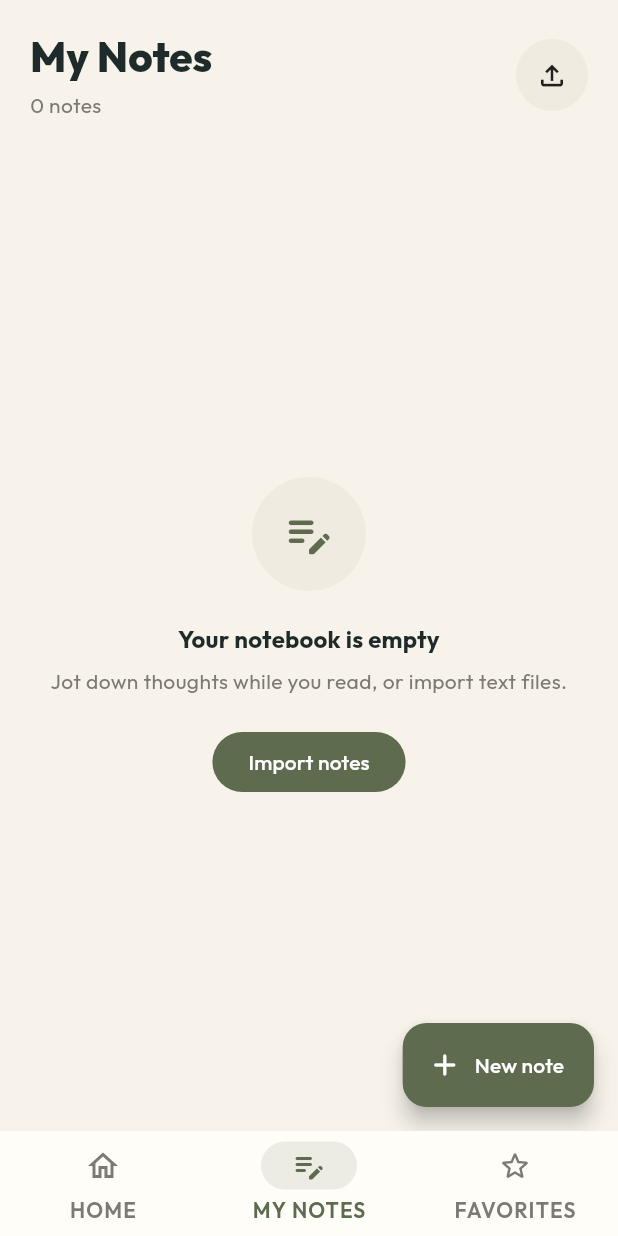
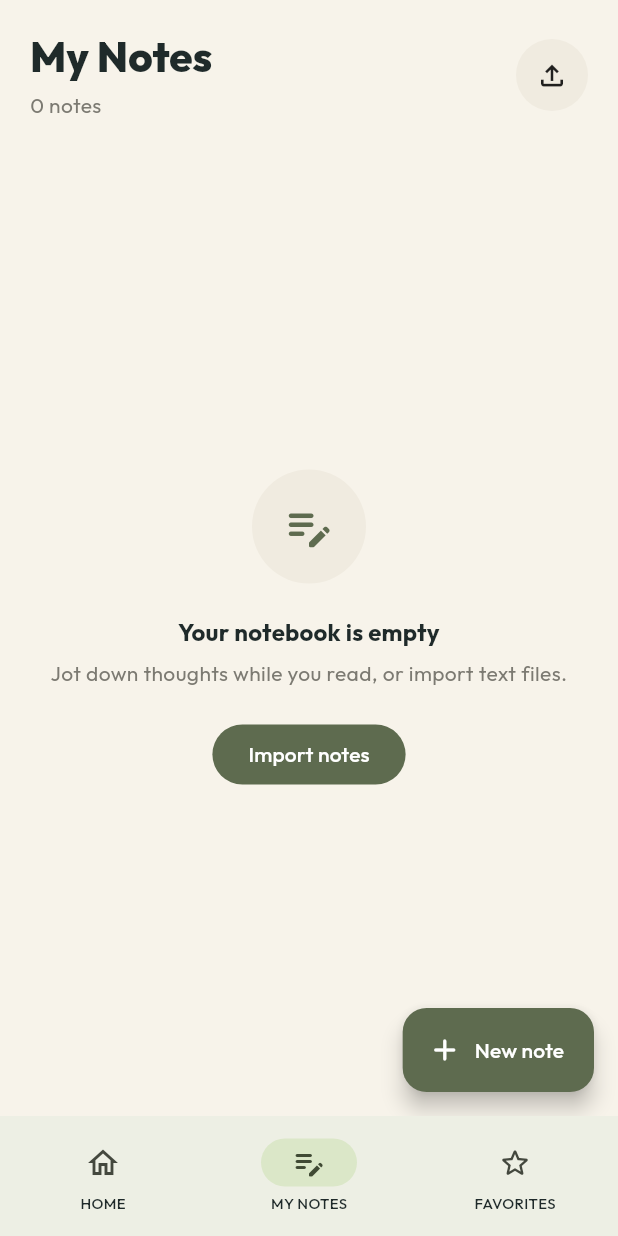
Before and after one commit to omniswa/ending-flutter, a Flutter app: the screen it shows after launch, item 2 of the bottom bar chosen, on a phone screen of 412 x 824 dp. Run offline on Flutter 3.47's test engine with Material 3 defaults, Android fonts, the phone set to English and light mode, and no system bars; our stand-ins replace cached_network_image, file_picker, google_fonts, shared_preferences; network calls fail.

Commit message:
Minor fixes

```diff
--- a/lib/screens/home_screen.dart
+++ b/lib/screens/home_screen.dart
@@ -144,7 +144,7 @@
                   ]),
                   const SizedBox(height: 4),
                   Text(AppConfig.tagline,
-                      style: Theme.of(context).textTheme.labelSmall?.copyWith(letterSpacing: 2.2, color: AppColors.muted)),
+                      style: Theme.of(context).textTheme.labelSmall?.copyWith(fontSize: 12, letterSpacing: 2.2, color: AppColors.muted)),
                 ],
               ),
             ),
--- a/lib/screens/main_shell.dart
+++ b/lib/screens/main_shell.dart
@@ -16,18 +16,44 @@
 
   @override
   Widget build(BuildContext context) => Scaffold(
-        body: IndexedStack(
-          index: _index,
-          children: const [HomeScreen(), NotesScreen(), FavoritesScreen()],
+      body: IndexedStack(
+        index: _index,
+        children: const [
+          HomeScreen(),
+          NotesScreen(),
+          FavoritesScreen(),
+        ],
+      ),
+      bottomNavigationBar: NavigationBarTheme(
+        data: NavigationBarThemeData(
+          labelTextStyle: WidgetStateProperty.resolveWith<TextStyle>(
+            (states) => const TextStyle(
+              fontSize: 10, // Adjust label font size
+              fontWeight: FontWeight.w500,
+            ),
+          ),
         ),
-        bottomNavigationBar: NavigationBar(
+        child: NavigationBar(
           selectedIndex: _index,
           onDestinationSelected: (i) => setState(() => _index = i),
           destinations: const [
-            NavigationDestination(icon: Icon(Icons.home_outlined), selectedIcon: Icon(Icons.home_rounded), label: 'HOME'),
-            NavigationDestination(icon: Icon(Icons.edit_note_outlined), selectedIcon: Icon(Icons.edit_note_rounded), label: 'MY NOTES'),
-            NavigationDestination(icon: Icon(Icons.star_outline_rounded), selectedIcon: Icon(Icons.star_rounded), label: 'FAVORITES'),
+            NavigationDestination(
+              icon: Icon(Icons.home_outlined),
+              selectedIcon: Icon(Icons.home_rounded),
+              label: 'HOME',
+            ),
+            NavigationDestination(
+              icon: Icon(Icons.edit_note_outlined),
+              selectedIcon: Icon(Icons.edit_note_rounded),
+              label: 'MY NOTES',
+            ),
+            NavigationDestination(
+              icon: Icon(Icons.star_outline_rounded),
+              selectedIcon: Icon(Icons.star_rounded),
+              label: 'FAVORITES',
+            ),
           ],
         ),
-      );
+      ),
+    );
 }
--- a/pubspec.yaml
+++ b/pubspec.yaml
@@ -12,7 +12,7 @@
   file_picker: ^13.2.0
   flutter:
     sdk: flutter
-  google_fonts: ^9.0.0
+  google_fonts: ^8.1.0
   http: ^1.6.0
   material_ui: ^1.8.0
   path: ^1.9.1
```
Also changed, not shown: pubspec.lock.
